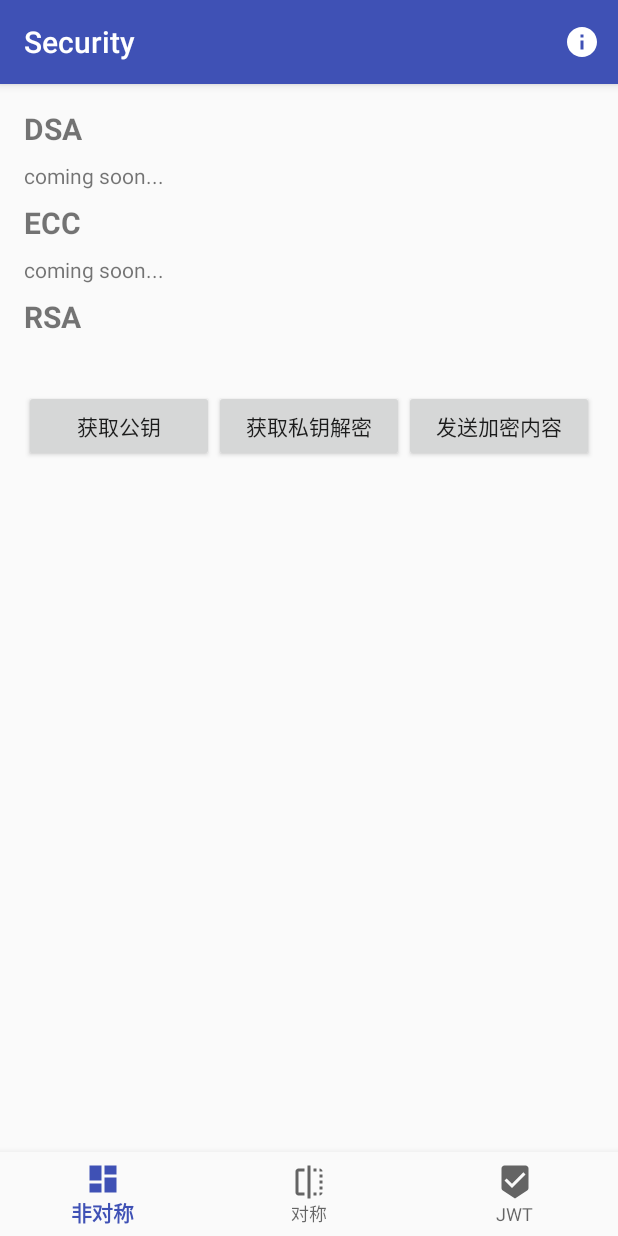
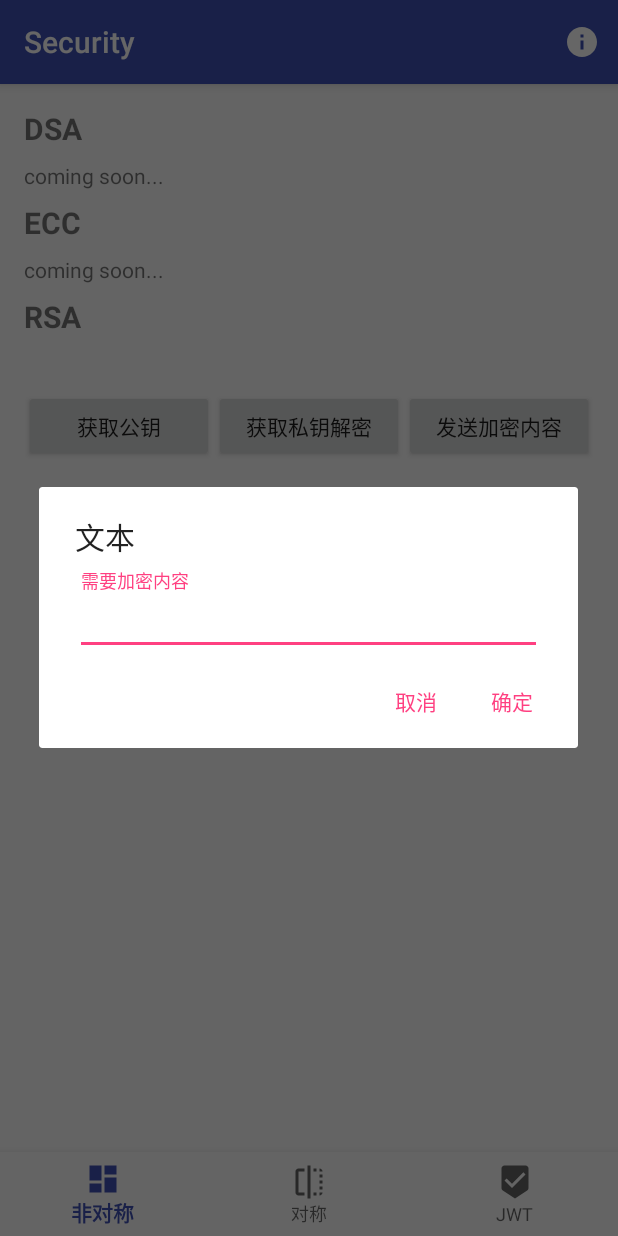
Before and after one commit to RootCluster/rc_cluster_security, an Android app: the screen it shows after launch (MainActivity), after a tap on "发送加密内容", on a phone screen of 412 x 824 dp. Run offline under Robolectric (Android 15) with nearby library versions, the phone set to English and light mode, and no system bars; our stand-ins replace ButterKnife.

Commit message:
init project

```diff
--- a/android/app/src/main/java/org/incoder/security/ApiService.java
+++ b/android/app/src/main/java/org/incoder/security/ApiService.java
@@ -18,7 +18,7 @@ public interface ApiService {
      * @return 公钥byte
      */
     @GET("getPublicKey")
-    Call<Byte> getPublicKey();
+    Call<PublicKeyBean> getPublicKey();
 
     /**
      * 获取私钥
--- a/android/app/src/main/java/org/incoder/security/AsymmetricFragment.java
+++ b/android/app/src/main/java/org/incoder/security/AsymmetricFragment.java
@@ -1,13 +1,19 @@
 package org.incoder.security;
 
 
+import android.annotation.SuppressLint;
+import android.content.DialogInterface;
 import android.os.Bundle;
 import android.support.annotation.NonNull;
 import android.support.annotation.Nullable;
+import android.support.design.widget.TextInputLayout;
 import android.support.v4.app.Fragment;
+import android.support.v4.app.FragmentActivity;
+import android.support.v7.app.AlertDialog;
 import android.view.LayoutInflater;
 import android.view.View;
 import android.view.ViewGroup;
+import android.widget.AutoCompleteTextView;
 import android.widget.Button;
 import android.widget.TextView;
 import android.widget.Toast;
@@ -43,6 +49,8 @@ public class AsymmetricFragment extends Fragment {
     @BindView(R.id.btn_rsa_send)
     Button btnRsaSend;
     Unbinder unbinder;
+    private AutoCompleteTextView actName;
+    private TextInputLayout tiName;
     private String rsaContentTextView;
     private String sendRsaContent;
 
@@ -90,7 +98,28 @@ public class AsymmetricFragment extends Fragment {
 
 
     private boolean addEncryptText() {
-        return false;
+        AlertDialog.Builder builder;
+        final boolean[] isEditTextContent = new boolean[1];
+        builder = new AlertDialog.Builder(getActivityNonNull());
+        LayoutInflater inflater = getActivityNonNull().getLayoutInflater();
+        @SuppressLint("InflateParams") View view = inflater.inflate(R.layout.dialog_alert_add, null);
+        actName = view.findViewById(R.id.act_name);
+        tiName = view.findViewById(R.id.ti_name);
+        builder.setView(view)
+                .setTitle("文本")
+                .setPositiveButton("确定", new DialogInterface.OnClickListener() {
+                    @Override
+                    public void onClick(DialogInterface dialog, int which) {
+                        if (actName.getText().length() > 0) {
+                            isEditTextContent[0] = true;
+                        } else {
+                            isEditTextContent[0] = false;
+                        }
+//                        isEditTextContent = actName.getText().length() > 0;
+                    }
+                })
+                .setNegativeButton("取消", null).show();
+        return true;
     }
 
     /**
@@ -106,18 +135,19 @@ public class AsymmetricFragment extends Fragment {
      * 获取公钥
      */
     private void getPublicKey() {
-        RetrofitManage.getInstance().createService(ApiService.class)
-                .getPublicKey().enqueue(new Callback<Byte>() {
+
+        RetrofitManage.getInstance().createService().getPublicKey()
+                .enqueue(new Callback<PublicKeyBean>() {
                     @Override
-            public void onResponse(@NonNull Call<Byte> call, @NonNull Response<Byte> response) {
+                    public void onResponse(@NonNull Call<PublicKeyBean> call, @NonNull Response<PublicKeyBean> response) {
                         if (response.body() != null) {
-                    rsaContentTextView = "获取公钥：" + String.valueOf(response.body());
+                            rsaContentTextView = "获取公钥：" + response.body().getPublicKey().toString();
                             tvRsaContent.setText(rsaContentTextView);
                         }
                     }
 
                     @Override
-            public void onFailure(@NonNull Call<Byte> call, @NonNull Throwable t) {
+                    public void onFailure(@NonNull Call<PublicKeyBean> call, @NonNull Throwable t) {
                         Toast.makeText(getContext(), "获取公钥失败", Toast.LENGTH_SHORT).show();
                     }
                 });
@@ -148,4 +178,11 @@ public class AsymmetricFragment extends Fragment {
         unbinder.unbind();
     }
 
+    protected FragmentActivity getActivityNonNull() {
+        if (super.getActivity() != null) {
+            return super.getActivity();
+        } else {
+            throw new RuntimeException("null returned from getActivity()");
         }
+    }
+}
--- /dev/null
+++ b/android/app/src/main/res/layout/dialog_alert_add.xml
@@ -0,0 +1,24 @@
+<?xml version="1.0" encoding="utf-8"?>
+<LinearLayout xmlns:android="http://schemas.android.com/apk/res/android"
+    android:layout_width="match_parent"
+    android:layout_height="match_parent"
+    android:orientation="vertical"
+    android:paddingLeft="24dp"
+    android:paddingRight="24dp"
+    android:paddingTop="8dp">
+
+    <android.support.design.widget.TextInputLayout
+        android:id="@+id/ti_name"
+        android:layout_width="match_parent"
+        android:layout_height="wrap_content">
+
+        <AutoCompleteTextView
+            android:id="@+id/act_name"
+            android:layout_width="match_parent"
+            android:layout_height="wrap_content"
+            android:hint="需要加密内容"
+            android:inputType="text"
+            android:maxLines="1" />
+    </android.support.design.widget.TextInputLayout>
+
+</LinearLayout>
```
Also changed, not shown: android/app/src/main/java/org/incoder/security/PrivateKeyBean.java (added, +10 -0 lines), android/app/src/main/java/org/incoder/security/PublicKeyBean.java (added, +22 -0 lines), android/app/src/main/java/org/incoder/security/RetrofitManage.java (+23 -9 lines), service/src/main/java/org/incoder/security/asymmetric/rsa/RSAController.java (+11 -5 lines). Lines whose indentation alone changed are shown as unchanged.
